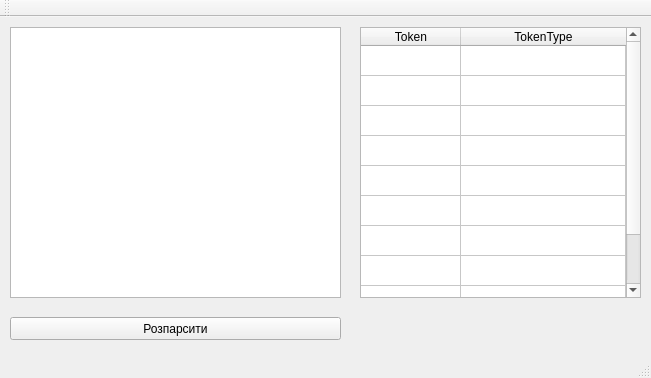
Old version of the form mainwindow.ui in the repository ErdtR/HeroScript.
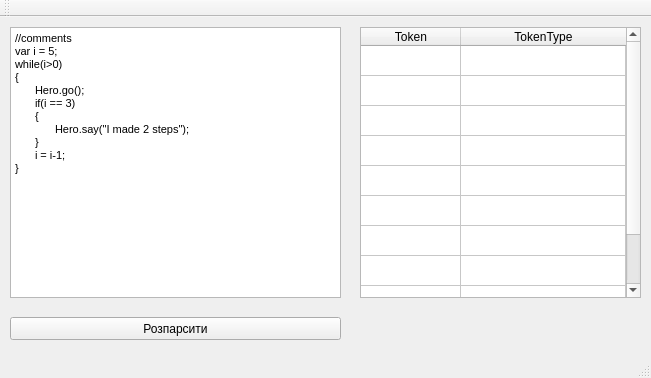
New version of the form.

Diff of the .ui file:
```diff
--- a/mainwindow.ui
+++ b/mainwindow.ui
@@ -28,7 +28,17 @@
 &lt;html&gt;&lt;head&gt;&lt;meta name=&quot;qrichtext&quot; content=&quot;1&quot; /&gt;&lt;style type=&quot;text/css&quot;&gt;
 p, li { white-space: pre-wrap; }
 &lt;/style&gt;&lt;/head&gt;&lt;body style=&quot; font-family:'MS Shell Dlg 2'; font-size:8.25pt; font-weight:400; font-style:normal;&quot;&gt;
-&lt;p style=&quot;-qt-paragraph-type:empty; margin-top:0px; margin-bottom:0px; margin-left:0px; margin-right:0px; -qt-block-indent:0; text-indent:0px; font-size:8pt;&quot;&gt;&lt;br /&gt;&lt;/p&gt;&lt;/body&gt;&lt;/html&gt;</string>
+&lt;p style=&quot; margin-top:0px; margin-bottom:0px; margin-left:0px; margin-right:0px; -qt-block-indent:0; text-indent:0px;&quot;&gt;&lt;span style=&quot; font-size:8pt;&quot;&gt;//comments&lt;/span&gt;&lt;/p&gt;
+&lt;p style=&quot; margin-top:0px; margin-bottom:0px; margin-left:0px; margin-right:0px; -qt-block-indent:0; text-indent:0px;&quot;&gt;&lt;span style=&quot; font-size:8pt;&quot;&gt;var i = 5;&lt;/span&gt;&lt;/p&gt;
+&lt;p style=&quot; margin-top:0px; margin-bottom:0px; margin-left:0px; margin-right:0px; -qt-block-indent:0; text-indent:0px;&quot;&gt;&lt;span style=&quot; font-size:8pt;&quot;&gt;while(i&amp;gt;0)&lt;/span&gt;&lt;/p&gt;
+&lt;p style=&quot; margin-top:0px; margin-bottom:0px; margin-left:0px; margin-right:0px; -qt-block-indent:0; text-indent:0px;&quot;&gt;&lt;span style=&quot; font-size:8pt;&quot;&gt;{&lt;/span&gt;&lt;/p&gt;
+&lt;p style=&quot; margin-top:0px; margin-bottom:0px; margin-left:0px; margin-right:0px; -qt-block-indent:0; text-indent:0px;&quot;&gt;&lt;span style=&quot; font-size:8pt;&quot;&gt;	Hero.go();&lt;/span&gt;&lt;/p&gt;
+&lt;p style=&quot; margin-top:0px; margin-bottom:0px; margin-left:0px; margin-right:0px; -qt-block-indent:0; text-indent:0px;&quot;&gt;&lt;span style=&quot; font-size:8pt;&quot;&gt;	if(i == 3)&lt;/span&gt;&lt;/p&gt;
+&lt;p style=&quot; margin-top:0px; margin-bottom:0px; margin-left:0px; margin-right:0px; -qt-block-indent:0; text-indent:0px;&quot;&gt;&lt;span style=&quot; font-size:8pt;&quot;&gt;	{&lt;/span&gt;&lt;/p&gt;
+&lt;p style=&quot; margin-top:0px; margin-bottom:0px; margin-left:0px; margin-right:0px; -qt-block-indent:0; text-indent:0px;&quot;&gt;&lt;span style=&quot; font-size:8pt;&quot;&gt;		Hero.say(&amp;quot;I made 2 steps&amp;quot;);&lt;/span&gt;&lt;/p&gt;
+&lt;p style=&quot; margin-top:0px; margin-bottom:0px; margin-left:0px; margin-right:0px; -qt-block-indent:0; text-indent:0px;&quot;&gt;&lt;span style=&quot; font-size:8pt;&quot;&gt;	}&lt;/span&gt;&lt;/p&gt;
+&lt;p style=&quot; margin-top:0px; margin-bottom:0px; margin-left:0px; margin-right:0px; -qt-block-indent:0; text-indent:0px;&quot;&gt;&lt;span style=&quot; font-size:8pt;&quot;&gt;	i = i-1;&lt;/span&gt;&lt;/p&gt;
+&lt;p style=&quot; margin-top:0px; margin-bottom:0px; margin-left:0px; margin-right:0px; -qt-block-indent:0; text-indent:0px;&quot;&gt;&lt;span style=&quot; font-size:8pt;&quot;&gt;}&lt;/span&gt;&lt;/p&gt;&lt;/body&gt;&lt;/html&gt;</string>
     </property>
     <property name="tabStopWidth">
      <number>20</number>
```
